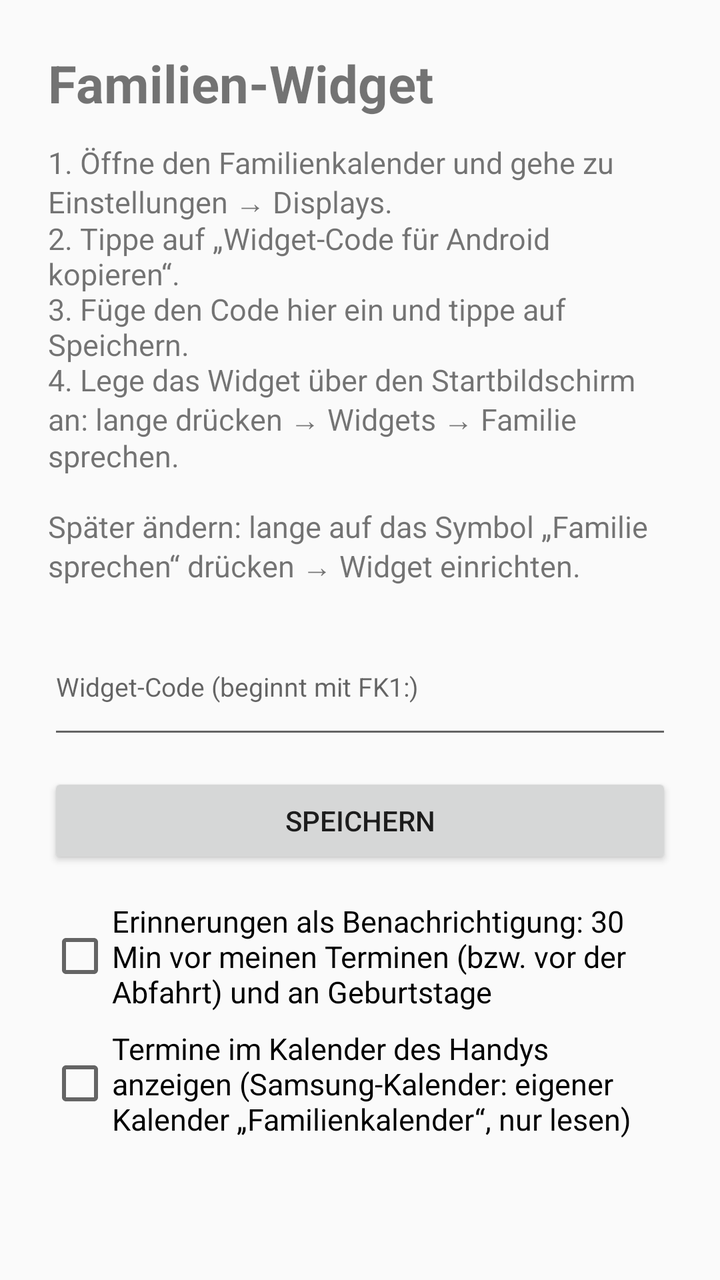
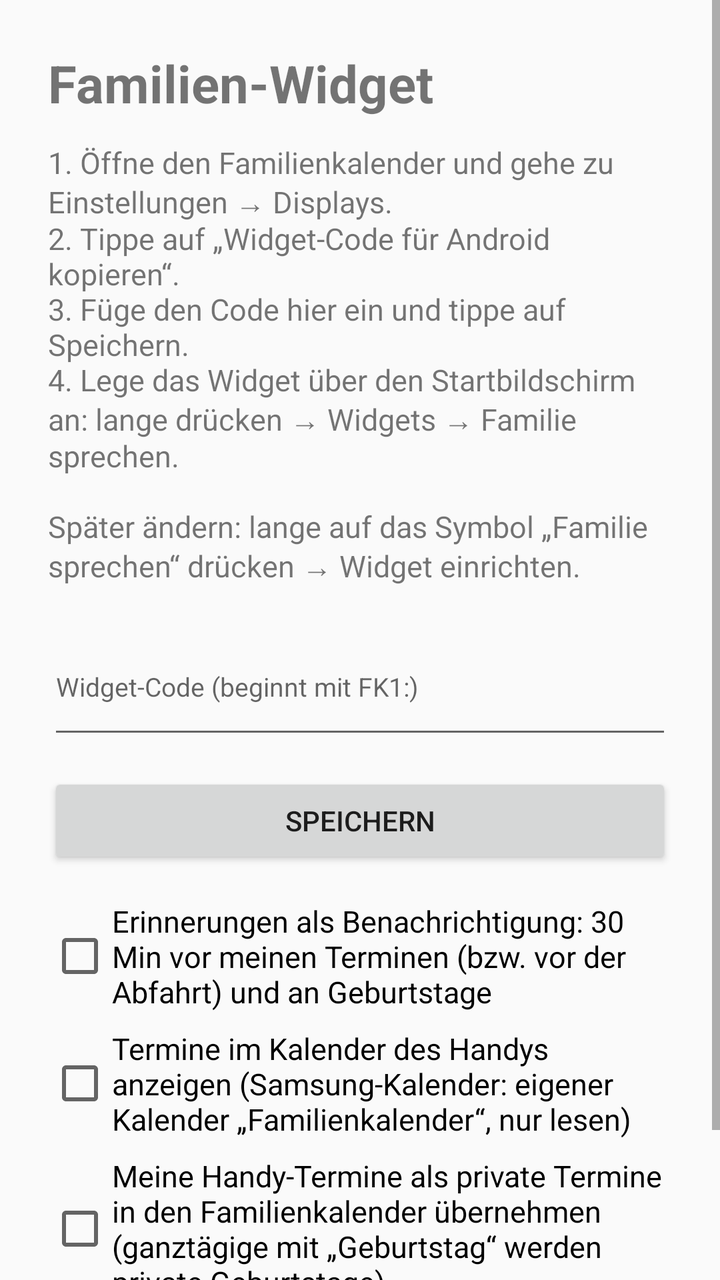

Two renders of the same Android screen: before a commit and after it. Below are the layout's source before the change and the commit's diff.
<!-- AndroidManifest.xml: application theme AppTheme -->
<!-- res/layout/setup.xml -->
<?xml version="1.0" encoding="utf-8"?>
<ScrollView xmlns:android="http://schemas.android.com/apk/res/android"
    android:layout_width="match_parent"
    android:layout_height="match_parent"
    android:fitsSystemWindows="true">

    <LinearLayout
        android:layout_width="match_parent"
        android:layout_height="wrap_content"
        android:orientation="vertical"
        android:padding="24dp">

        <TextView
            android:layout_width="wrap_content"
            android:layout_height="wrap_content"
            android:text="Familien-Widget"
            android:textSize="26sp"
            android:textStyle="bold" />

        <TextView
            android:layout_width="match_parent"
            android:layout_height="wrap_content"
            android:layout_marginTop="12dp"
            android:text="1. Öffne den Familienkalender und gehe zu Einstellungen → Displays.\n2. Tippe auf „Widget-Code für Android kopieren“.\n3. Füge den Code hier ein und tippe auf Speichern.\n4. Lege das Widget über den Startbildschirm an: lange drücken → Widgets → Familie sprechen.\n\nSpäter ändern: lange auf das Symbol „Familie sprechen“ drücken → Widget einrichten."
            android:textSize="15sp" />

        <EditText
            android:id="@+id/code"
            android:layout_width="match_parent"
            android:layout_height="wrap_content"
            android:layout_marginTop="16dp"
            android:hint="Widget-Code (beginnt mit FK1:)"
            android:inputType="textNoSuggestions|textMultiLine"
            android:minLines="3"
            android:textSize="13sp" />

        <Button
            android:id="@+id/save"
            android:layout_width="match_parent"
            android:layout_height="wrap_content"
            android:layout_marginTop="12dp"
            android:text="Speichern" />

        <CheckBox
            android:id="@+id/remind"
            android:layout_width="match_parent"
            android:layout_height="wrap_content"
            android:layout_marginTop="16dp"
            android:text="Erinnerungen als Benachrichtigung: 30 Min vor meinen Terminen (bzw. vor der Abfahrt) und an Geburtstage"
            android:textSize="15sp" />

        <CheckBox
            android:id="@+id/calsync"
            android:layout_width="match_parent"
            android:layout_height="wrap_content"
            android:layout_marginTop="8dp"
            android:text="Termine im Kalender des Handys anzeigen (Samsung-Kalender: eigener Kalender „Familienkalender“, nur lesen)"
            android:textSize="15sp" />

        <TextView
            android:id="@+id/status"
            android:layout_width="match_parent"
            android:layout_height="wrap_content"
            android:layout_marginTop="12dp"
            android:textSize="15sp" />
    </LinearLayout>
</ScrollView>
<!-- resources referenced by this layout -->
<resources>
  <style name="AppTheme" parent="android:Theme.Material.Light.NoActionBar">
          <item name="android:colorAccent">@color/accent</item>
      </style>
  <color name="accent">#1D8657</color>
</resources>

<!-- the commit's change to res/layout/setup.xml (unified diff, before → after) -->
@@ -57,6 +57,28 @@
             android:text="Termine im Kalender des Handys anzeigen (Samsung-Kalender: eigener Kalender „Familienkalender“, nur lesen)"
             android:textSize="15sp" />
 
+        <CheckBox
+            android:id="@+id/calimport"
+            android:layout_width="match_parent"
+            android:layout_height="wrap_content"
+            android:layout_marginTop="8dp"
+            android:text="Meine Handy-Termine als private Termine in den Familienkalender übernehmen (ganztägige mit „Geburtstag“ werden private Geburtstage)"
+            android:textSize="15sp" />
+
+        <LinearLayout
+            android:id="@+id/impcals"
+            android:layout_width="match_parent"
+            android:layout_height="wrap_content"
+            android:layout_marginStart="32dp"
+            android:orientation="vertical" />
+
+        <TextView
+            android:id="@+id/impstatus"
+            android:layout_width="match_parent"
+            android:layout_height="wrap_content"
+            android:layout_marginStart="32dp"
+            android:textSize="13sp" />
+
         <TextView
             android:id="@+id/status"
             android:layout_width="match_parent"
